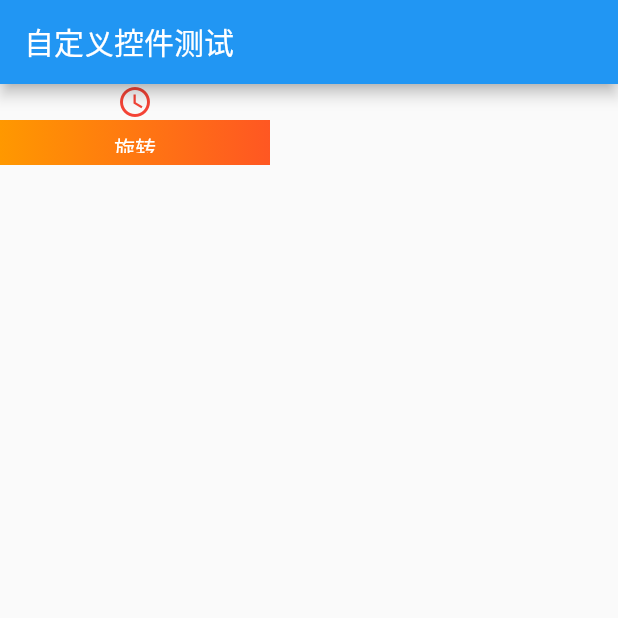
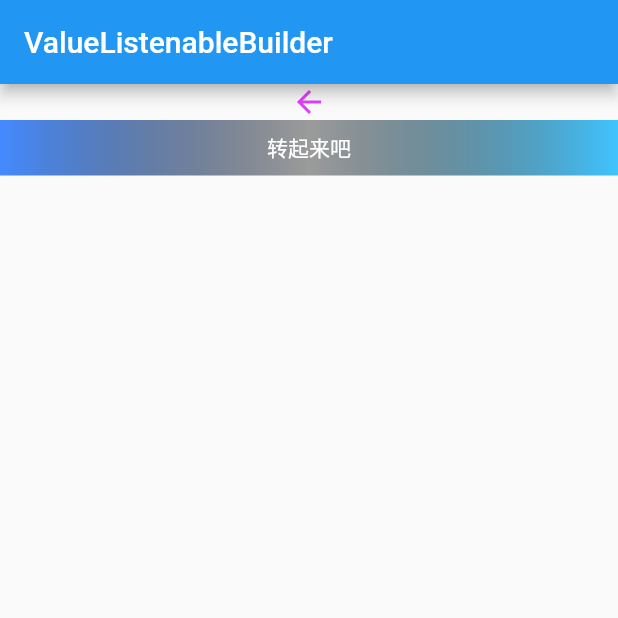
Before and after one commit to ye093/flutter_widget_demo, a Flutter app: the screen it shows after launch, on a phone screen of 412 x 824 dp, the top half of it. Run offline on Flutter 3.47's test engine with Material 2 defaults, Android fonts, the phone set to English and light mode, and no system bars.

Commit message:
控件ValueListenableBuilder

```diff
--- a/lib/main.dart
+++ b/lib/main.dart
@@ -1,6 +1,6 @@
 import 'package:flutter/material.dart';
 
-import 'pages/turn_box_widget.dart';
+import 'pages/value_listenable_builder.dart';
 
 void main() => runApp(App());
 
@@ -10,7 +10,7 @@ class App extends StatelessWidget {
   Widget build(BuildContext context) {
     return MaterialApp(
       title: '自定义控件',
-      home: TurnBoxTest(),
+      home: MyPage(),
     );
   }
 
--- a/lib/pages/turn_box_widget.dart
+++ b/lib/pages/turn_box_widget.dart
@@ -50,6 +50,12 @@ class _TurnBoxState extends State<TurnBox> with SingleTickerProviderStateMixin {
     }
 
     super.didUpdateWidget(oldWidget);
+  }
+
+  @override
+  void dispose() {
+    _animationController.dispose();
+    super.dispose();
   }
 
   @override
--- /dev/null
+++ b/lib/pages/value_listenable_builder.dart
@@ -0,0 +1,166 @@
+import 'package:flutter/material.dart';
+import 'dart:math';
+
+/// valueListenableBuilder
+class MyPage extends StatelessWidget {
+  @override
+  Widget build(BuildContext context) {
+    return Scaffold(
+      appBar: AppBar(
+        title: Text('ValueListenableBuilder'),
+      ),
+      body: ValueListenableAnimationPageContent(),
+    );
+  }
+}
+
+/// 测试ValueListenableBuilder, 例1
+class MyValueListenableBuilder extends StatefulWidget {
+  @override
+  State<StatefulWidget> createState() {
+    return _ValueListenableBuilderState();
+  }
+}
+
+class _ValueListenableBuilderState extends State<MyValueListenableBuilder> {
+  ValueNotifier<int> count = ValueNotifier(0);
+
+  @override
+  Widget build(BuildContext context) {
+    return Column(
+      children: <Widget>[
+        ValueListenableBuilder<int>(
+            valueListenable: count,
+            builder: (BuildContext context, int value, _) {
+              return Text('value = $value');
+            }),
+        RaisedButton(
+          color: Colors.blueAccent,
+          splashColor: Colors.lightBlue,
+          onPressed: () => count.value++,
+          child: Text(
+            '递增',
+            style: TextStyle(color: Colors.white),
+          ),
+        )
+      ],
+    );
+  }
+}
+
+/// 配合动画测试, 例2
+///
+/// 测试页面
+class ValueListenableAnimationPageContent extends StatefulWidget {
+  @override
+  State<StatefulWidget> createState() {
+    return _ValueListenableAnimationPageContentState();
+  }
+}
+
+class _ValueListenableAnimationPageContentState
+    extends State<ValueListenableAnimationPageContent> {
+  ValueNotifier<double> _angle = ValueNotifier(0);
+
+  @override
+  Widget build(BuildContext context) {
+    return Column(
+      children: <Widget>[
+        ValueListenableBuilder<double>(
+          valueListenable: _angle,
+          builder: (BuildContext context, double value, _) {
+            return ValueListenableWithAnimation(angle: value);
+          },
+        ),
+        DecoratedBox(
+          decoration: BoxDecoration(
+            gradient: LinearGradient(colors: const <Color>[
+              Colors.blueAccent,
+              Colors.black38,
+              Colors.lightBlueAccent
+            ]),
+          ),
+          child: Material(
+            type: MaterialType.transparency,
+            child: InkWell(
+              highlightColor: Colors.transparent,
+              splashColor: Colors.lightBlueAccent,
+              onTap: () {
+                _angle.value += 90;
+              },
+              child: Padding(
+                padding: const EdgeInsets.all(8.0),
+                child: Center(
+                  child: Text(
+                    '转起来吧',
+                    style: TextStyle(color: Colors.white),
+                  ),
+                ),
+              ),
+            ),
+          ),
+        )
+      ],
+    );
+  }
+}
+
+/// 带旋转动画效果的控件
+class ValueListenableWithAnimation extends StatefulWidget {
+  ValueListenableWithAnimation({Key key, @required this.angle})
+      : super(key: key);
+
+  final double angle;
+
+  @override
+  State<StatefulWidget> createState() {
+    return _ValueListenableAnimationState();
+  }
+}
+
+class _ValueListenableAnimationState extends State<ValueListenableWithAnimation>
+    with SingleTickerProviderStateMixin {
+  AnimationController _animationController;
+
+  @override
+  void initState() {
+    _animationController = AnimationController(
+        value: widget.angle,
+        vsync: this,
+        duration: Duration(milliseconds: 200),
+        lowerBound: -double.infinity,
+        upperBound: double.infinity);
+    super.initState();
+  }
+
+  @override
+  void didUpdateWidget(ValueListenableWithAnimation oldWidget) {
+    if (oldWidget.angle != widget.angle) {
+      _animationController.animateTo(widget.angle,
+          duration: Duration(milliseconds: 300), curve: Curves.elasticOut);
+    }
+    super.didUpdateWidget(oldWidget);
+  }
+
+  @override
+  void dispose() {
+    _animationController.dispose();
+    super.dispose();
+  }
+
+  @override
+  Widget build(BuildContext context) {
+    return ValueListenableBuilder<double>(
+        valueListenable: _animationController,
+        builder: (BuildContext context, double value, Widget child) {
+          return Transform.rotate(
+            angle: value / 360 * 2 * pi,
+            child: child,
+          );
+        },
+        child: Icon(
+          Icons.arrow_back,
+          color: Colors.purpleAccent,
+        ));
+  }
+}
```
Also changed, not shown: lib/pages/canvas_test1.dart (added, +76 -0 lines).
